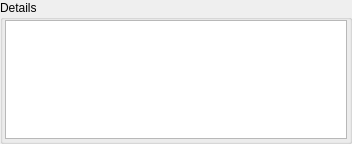
This is Updater/KpkUpdateDetails.ui in KDE/apper as Qt 5 draws it before an edit. The edited form follows.
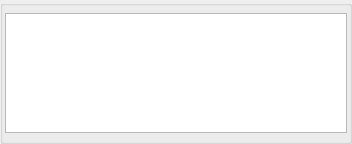
This is the edited form. Custom widgets are drawn as their Qt base class.

```diff
--- a/Updater/KpkUpdateDetails.ui
+++ b/Updater/KpkUpdateDetails.ui
@@ -16,20 +16,8 @@
    </property>
    <item row="0" column="0">
     <widget class="QGroupBox" name="groupBox">
-     <property name="title">
-      <string>Details</string>
-     </property>
      <layout class="QGridLayout" name="gridLayout">
-      <property name="leftMargin">
-       <number>2</number>
-      </property>
-      <property name="topMargin">
-       <number>0</number>
-      </property>
-      <property name="rightMargin">
-       <number>2</number>
-      </property>
-      <property name="bottomMargin">
+      <property name="margin">
        <number>2</number>
       </property>
       <item row="0" column="0">
```
